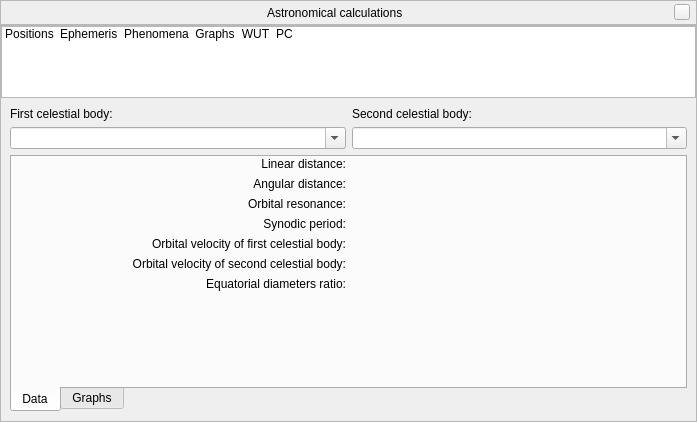
519984307/stellarium_src, file src/gui/astroCalcDialog.ui: the form before one commit.
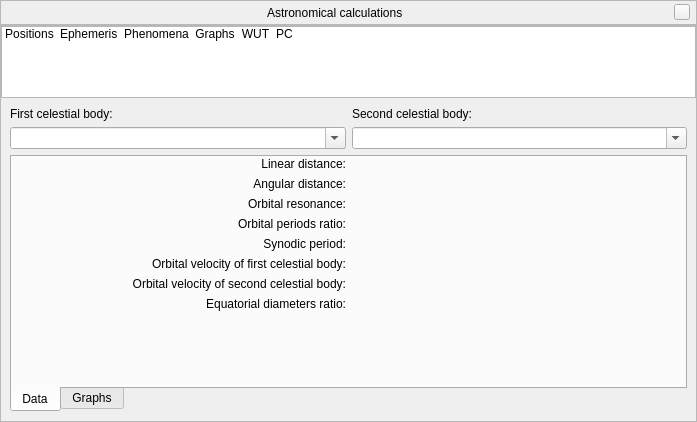
The form after the commit. The open tabs and pages were chosen to show the change. Icons and pictures are not drawn. Custom widgets are drawn as their Qt base class.

Commit message: Updated AstroCalc/PC tool + code refactoring...

What changed in the file:
```diff
--- a/src/gui/astroCalcDialog.ui
+++ b/src/gui/astroCalcDialog.ui
@@ -1724,33 +1724,7 @@
               </property>
               <item row="0" column="0">
                <layout class="QGridLayout" name="gridLayout_9">
-                <item row="2" column="0">
-                 <widget class="QLabel" name="labelOrbitalResonance">
-                  <property name="text">
-                   <string>Orbital resonance:</string>
-                  </property>
-                  <property name="alignment">
-                   <set>Qt::AlignRight|Qt::AlignTrailing|Qt::AlignVCenter</set>
-                  </property>
-                 </widget>
-                </item>
-                <item row="0" column="1">
-                 <widget class="QLabel" name="labelLinearDistanceValue"/>
-                </item>
-                <item row="3" column="1">
-                 <widget class="QLabel" name="labelSynodicPeriodValue"/>
-                </item>
-                <item row="3" column="0">
-                 <widget class="QLabel" name="labelSynodicPeriod">
-                  <property name="text">
-                   <string>Synodic period:</string>
-                  </property>
-                  <property name="alignment">
-                   <set>Qt::AlignRight|Qt::AlignTrailing|Qt::AlignVCenter</set>
-                  </property>
-                 </widget>
-                </item>
-                <item row="4" column="0">
+                <item row="5" column="0">
                  <widget class="QLabel" name="labelOrbitalVelocityFCB">
                   <property name="text">
                    <string>Orbital velocity of first celestial body:</string>
@@ -1760,9 +1734,6 @@
                   </property>
                  </widget>
                 </item>
-                <item row="5" column="1">
-                 <widget class="QLabel" name="labelOrbitalVelocitySCBValue"/>
-                </item>
                 <item row="1" column="0">
                  <widget class="QLabel" name="labelAngularDistance">
                   <property name="text">
@@ -1773,11 +1744,25 @@
                   </property>
                  </widget>
                 </item>
-                <item row="4" column="1">
-                 <widget class="QLabel" name="labelOrbitalVelocityFCBValue"/>
+                <item row="1" column="1">
+                 <widget class="QLabel" name="labelAngularDistanceValue"/>
                 </item>
-                <item row="2" column="1">
-                 <widget class="QLabel" name="labelOrbitalResonanceValue"/>
+                <item row="2" column="0">
+                 <widget class="QLabel" name="labelOrbitalResonance">
+                  <property name="text">
+                   <string>Orbital resonance:</string>
+                  </property>
+                  <property name="alignment">
+                   <set>Qt::AlignRight|Qt::AlignTrailing|Qt::AlignVCenter</set>
+                  </property>
+                 </widget>
+                </item>
+                <item row="7" column="1">
+                 <widget class="QLabel" name="labelEquatorialRadiiRatioValue">
+                  <property name="text">
+                   <string/>
+                  </property>
+                 </widget>
                 </item>
                 <item row="0" column="0">
                  <widget class="QLabel" name="labelLinearDistance">
@@ -1789,10 +1774,13 @@
                   </property>
                  </widget>
                 </item>
-                <item row="5" column="0">
-                 <widget class="QLabel" name="labelOrbitalVelocitySCB">
+                <item row="4" column="1">
+                 <widget class="QLabel" name="labelSynodicPeriodValue"/>
+                </item>
+                <item row="4" column="0">
+                 <widget class="QLabel" name="labelSynodicPeriod">
                   <property name="text">
-                   <string>Orbital velocity of second celestial body:</string>
+                   <string>Synodic period:</string>
                   </property>
                   <property name="alignment">
                    <set>Qt::AlignRight|Qt::AlignTrailing|Qt::AlignVCenter</set>
@@ -1802,7 +1790,10 @@
                 <item row="1" column="1">
                  <widget class="QLabel" name="labelAngularDistanceValue"/>
                 </item>
-                <item row="6" column="0">
+                <item row="5" column="1">
+                 <widget class="QLabel" name="labelOrbitalVelocityFCBValue"/>
+                </item>
+                <item row="7" column="0">
                  <widget class="QLabel" name="labelEquatorialRadiiRatioRatio">
                   <property name="text">
                    <string>Equatorial diameters ratio:</string>
@@ -1812,8 +1803,34 @@
                   </property>
                  </widget>
                 </item>
+                <item row="6" column="0">
+                 <widget class="QLabel" name="labelOrbitalVelocitySCB">
+                  <property name="text">
+                   <string>Orbital velocity of second celestial body:</string>
+                  </property>
+                  <property name="alignment">
+                   <set>Qt::AlignRight|Qt::AlignTrailing|Qt::AlignVCenter</set>
+                  </property>
+                 </widget>
+                </item>
                 <item row="6" column="1">
-                 <widget class="QLabel" name="labelEquatorialRadiiRatioValue">
+                 <widget class="QLabel" name="labelOrbitalVelocitySCBValue"/>
+                </item>
+                <item row="0" column="1">
+                 <widget class="QLabel" name="labelLinearDistanceValue"/>
+                </item>
+                <item row="3" column="0">
+                 <widget class="QLabel" name="labelOrbitalPeriodsRatio">
+                  <property name="text">
+                   <string>Orbital periods ratio:</string>
+                  </property>
+                  <property name="alignment">
+                   <set>Qt::AlignRight|Qt::AlignTrailing|Qt::AlignVCenter</set>
+                  </property>
+                 </widget>
+                </item>
+                <item row="3" column="1">
+                 <widget class="QLabel" name="labelOrbitalPeriodsRatioValue">
                   <property name="text">
                    <string/>
                   </property>
```
Left out of the diff: 4 changed lines with no effect on the pictures. The commit also changes 3 other files.
